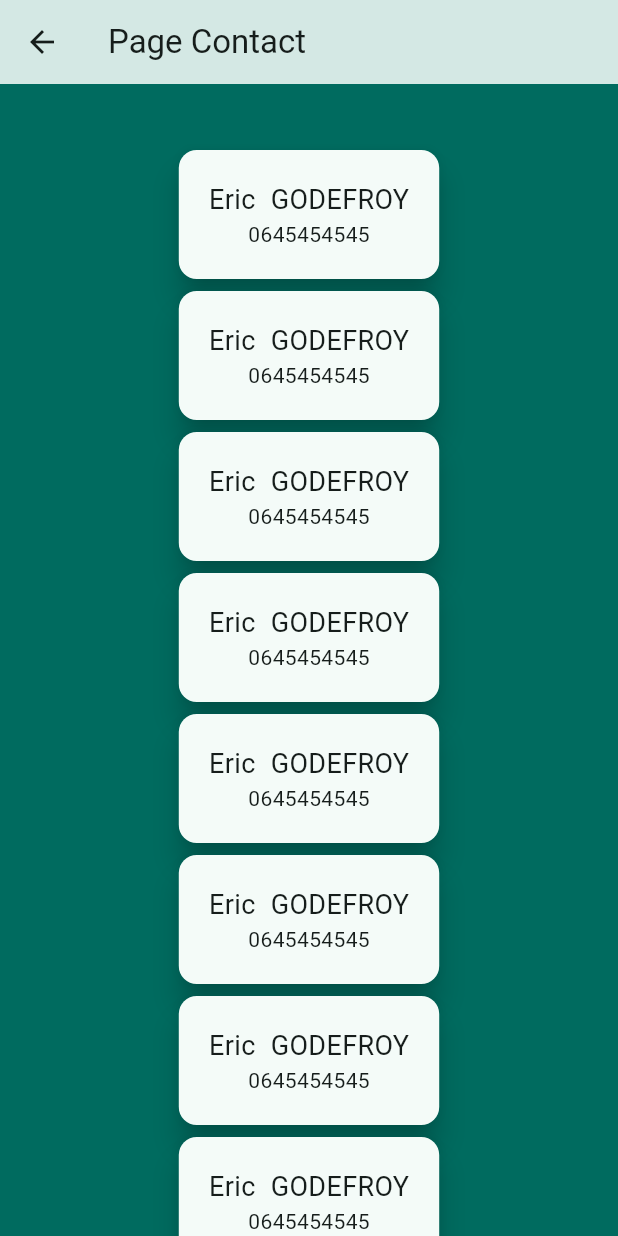
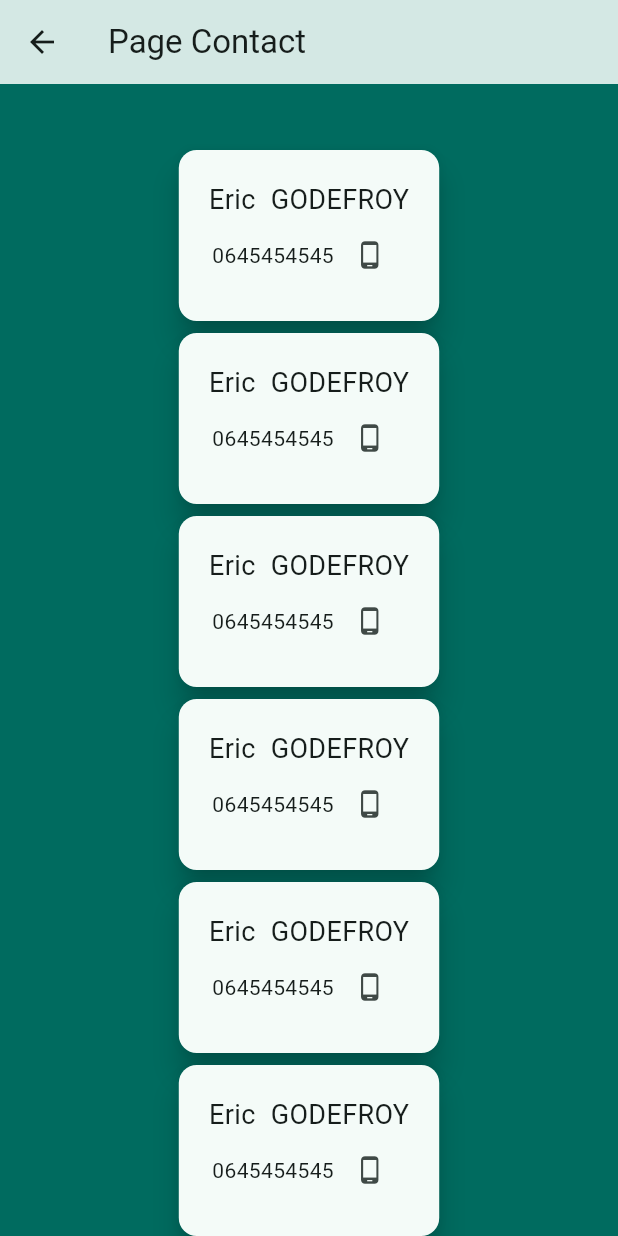
Before and after one commit to Ericgdf/tech_challenge_mpp_eric_gdf, a Flutter app: the ContactPage screen opened directly, on a phone screen of 412 x 824 dp. Run offline on Flutter 3.47's test engine with Material 2 defaults, Android fonts, the phone set to English and light mode, and no system bars.

Commit message:
Toast section created

```diff
--- a/lib/main.dart
+++ b/lib/main.dart
@@ -22,7 +22,7 @@ class MainApp extends StatelessWidget {
   }
 }
 
-// Landing page with button
+// Home Page widget with a button link to Contact Page
 class HomePage extends StatelessWidget {
   HomePage({super.key});
   final IconData icon = Icons.flutter_dash_rounded;
@@ -36,7 +36,8 @@ class HomePage extends StatelessWidget {
         child: Column(
           mainAxisAlignment: MainAxisAlignment.center,
           children: [
-            const Text('Welcome to my tech challenge', style: TextStyle(fontSize: 18,fontWeight: FontWeight.w500)),
+            const Text('Welcome to my tech challenge',
+                style: TextStyle(fontSize: 18, fontWeight: FontWeight.w500)),
             const SizedBox(height: 30),
             ElevatedButton.icon(
               onPressed: () {
@@ -46,7 +47,8 @@ class HomePage extends StatelessWidget {
                 );
               },
               icon: Icon(icon),
-              label: const Text('Go to contact', style: TextStyle(fontSize: 18)),
+              label:
+                  const Text('Go to contact', style: TextStyle(fontSize: 18)),
             ),
           ],
         ),
@@ -55,6 +57,7 @@ class HomePage extends StatelessWidget {
   }
 }
 
+// Contact Page Widget with an AppBar and body who generate Conctact Card
 class ContactPage extends StatelessWidget {
   final int numberOfCards = 17;
   const ContactPage({super.key});
@@ -68,9 +71,9 @@ class ContactPage extends StatelessWidget {
         elevation: 10,
       ),
       body: Container(
-       color: theme.colorScheme.primary,
+        color: theme.colorScheme.primary,
         child: Padding(
-          padding: const EdgeInsets.only(top :40.0),
+          padding: const EdgeInsets.only(top: 40.0),
           child: ListView(
             children: [
               Column(
@@ -88,6 +91,7 @@ class ContactPage extends StatelessWidget {
   }
 }
 
+// Contact card widget used on the Contact page component
 class ContactCard extends StatelessWidget {
   const ContactCard({
     super.key,
@@ -104,12 +108,12 @@ class ContactCard extends StatelessWidget {
       child: Card(
           color: theme.colorScheme.surface,
           elevation: 8.0,
-          child: const Padding(
+          child: Padding(
               padding: EdgeInsets.all(20.0),
               child: Column(
                 mainAxisSize: MainAxisSize.min,
                 children: [
-                  Row(
+                  const Row(
                     mainAxisSize: MainAxisSize.min,
                     children: [
                       Text('Eric', style: TextStyle(fontSize: 18)),
@@ -117,7 +121,28 @@ class ContactCard extends StatelessWidget {
                       Text('GODEFROY', style: TextStyle(fontSize: 18)),
                     ],
                   ),
-                  Text('0645454545', style: TextStyle(fontSize: 14))
+                  Row(
+                    mainAxisSize: MainAxisSize.min,
+                    children: [
+                      Text('0645454545', style: TextStyle(fontSize: 14)),
+                      IconButton(
+                        iconSize: 20,
+                        icon: const Icon(Icons.phone_android),
+                        onPressed: () {
+                          final snackBar = SnackBar(
+                            content: const Text('Number copy to the clipBoard'),
+                            action: SnackBarAction(
+                              label: 'Undo',
+                              onPressed: () {
+                                // Some code to undo the change.
+                              },
+                            ),
+                          );
+                          ScaffoldMessenger.of(context).showSnackBar(snackBar);
+                        },
+                      ),
+                    ],
+                  ),
                 ],
               ))),
     );
```
Also changed, not shown: 1 other file.
